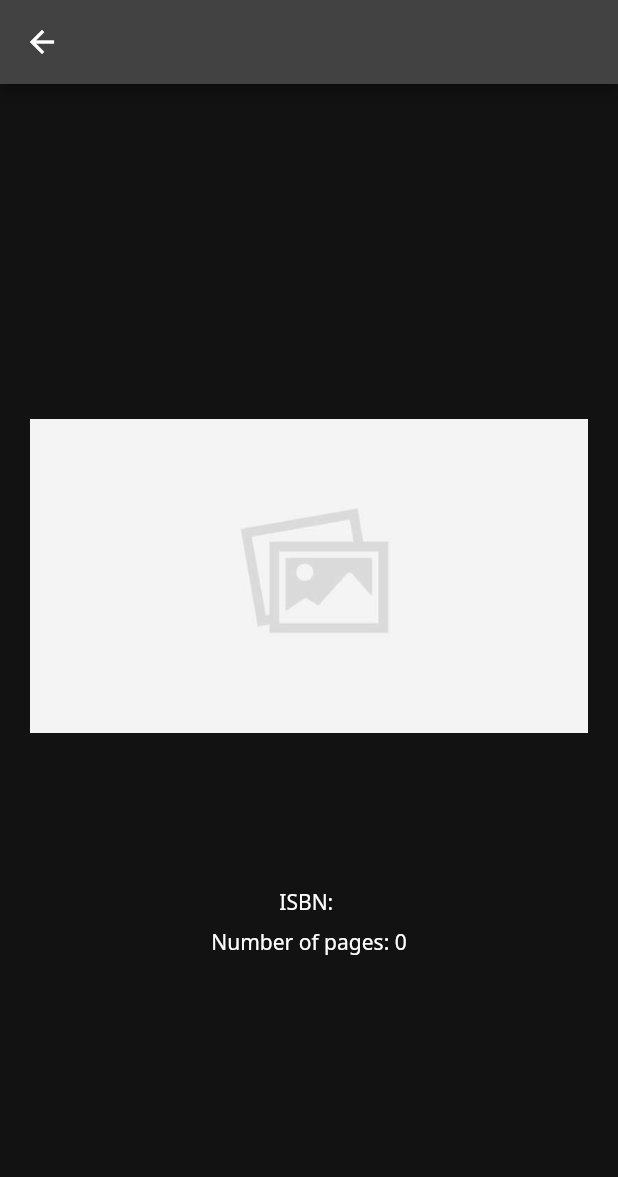
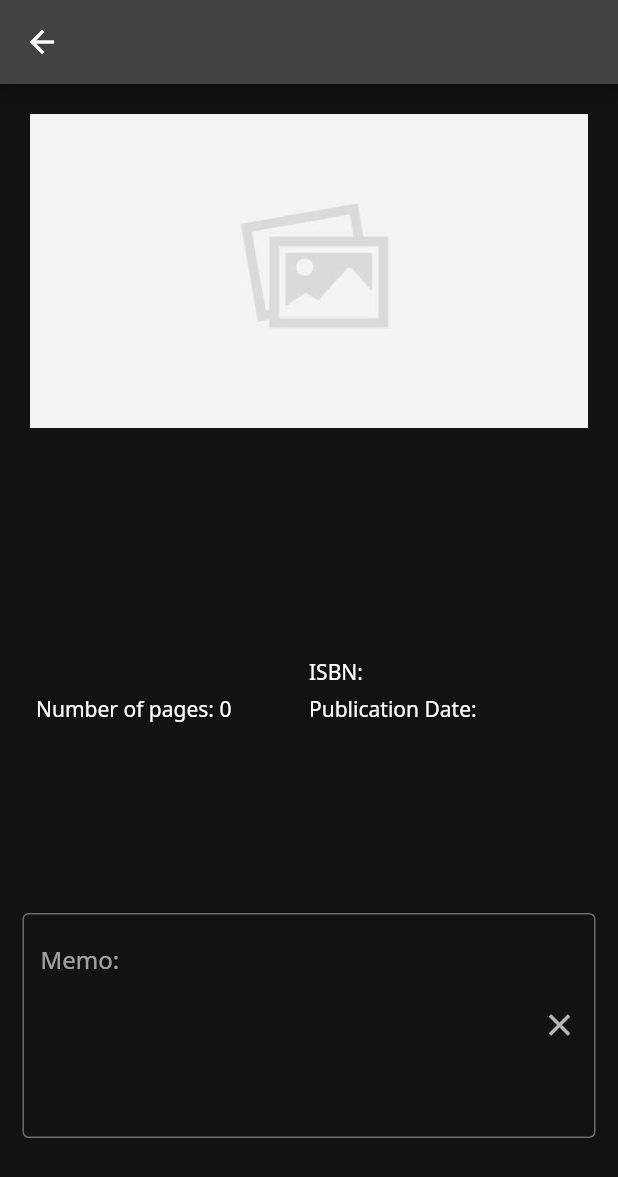
Before and after one commit to ahiroshima/book-list, a Flutter app: the DetailPage screen opened directly with empty values, on a phone screen of 412 x 824 dp. Shown: the top 1177 px of the screen. Run offline on Flutter 3.47's test engine with Material 2 defaults, Android fonts, the phone set to English and light mode, and no system bars; our stand-ins replace auto_route, cloud_firestore, dio, firebase_auth, firebase_core, firebase_crashlytics and 8 more; missing offline and left inert: barcode_scan2, dio_firebase_performance, enum_to_string, ua_client_hints; accounts and stored records are empty; generated files the repository leaves out were written again; network calls fail; project files that could hold a hidden picture were left out.

Commit message:
feat: add Memo on detail page

```diff
--- a/lib/l10n/intl_messages_en.arb
+++ b/lib/l10n/intl_messages_en.arb
@@ -29,5 +29,9 @@
   "uid": "UserId",
   "page": "Number of pages: ",
   "isbn": "ISBN: ",
+  "publicationDate": "Publication Date: ",
+  "publisher": "Publisher: ",
+  "author": "Author: ",
+  "memo": "Memo: ",
   "tabAll": "All: "
 }
--- a/lib/l10n/intl_messages_ja.arb
+++ b/lib/l10n/intl_messages_ja.arb
@@ -1,6 +1,6 @@
 {
   "@@locale": "ja",
-  "ok": "OK",
+  "ok": "ＯK",
   "cancel": "キャンセル",
   "home": "ホーム",
   "bookList": "本の一覧",
@@ -23,11 +23,15 @@
   "fetchFailed": "データの取得に失敗しました",
   "pleaseRetry": "もう一度お試しください",
   "noResult": "データがありません!",
-  "noTitle":  "No Title",
-  "displayName": "Display Name",
+  "noTitle":  "タイトルがありません",
+  "displayName": "表示名",
   "email": "メール",
   "uid": "ユーザID",
-  "page": "ページ数：",
-  "isbn": "ISBN: ",
+  "page": "ページ：",
+  "isbn": "ISBN  ：",
+  "publicationDate": "発売日：",
+  "publisher": "出版社：",
+  "author": "著者　：",
+  "memo": "メモ：",
   "tabAll": "全て"
 }
--- a/lib/ui/detail/detail_page.dart
+++ b/lib/ui/detail/detail_page.dart
@@ -21,63 +21,147 @@ class DetailPage extends HookConsumerWidget {
     final router = useRouter();
     final l10n = useL10n();
 
+    var _memoTextController = TextEditingController();
+    final _memoFocusNode = FocusNode();
+    _memoFocusNode.addListener(() {
+      if (_memoFocusNode.hasFocus) {
+        print('フォーカスした : ' + _memoTextController.text);
+      } else {
+        print('フォーカスが外れた : ' + _memoTextController.text);
+      }
+    });
+
     return Scaffold(
       appBar: AppBar(),
-      body: GestureDetector(
+      body: Column(
+        children: [
+          Expanded(
+            flex: 7,
+            child: SingleChildScrollView(
+              child: GestureDetector(
                 child: Center(
                   child: Padding(
                     padding: const EdgeInsets.all(20.0),
                     child: Column(
-              // 縦軸の中央にColumnを表示する為
-              mainAxisSize: MainAxisSize.min,
                       children: [
+                        // 画像
+                        networkImage(book.thumbnail, fit: BoxFit.cover),
+                        const Gap(50),
+                        // タイトル
                         Text(
                           book.title ?? l10n.noTitle,
                           style: theme.textTheme.h50.dense(),
                           overflow: TextOverflow.visible,
                         ),
                         const Gap(10),
+                        // サブタイトル
                         Text(
                           book.subtitle ?? '',
                           style: theme.textTheme.h40.dense(),
                           overflow: TextOverflow.ellipsis,
                         ),
                         const Gap(20),
-                networkImage(book.thumbnail),
-                const Gap(50),
+                        // 概要
                         Text(
                           book.description ?? '',
                           style: theme.textTheme.h30.dense(),
                           overflow: TextOverflow.visible,
                         ),
                         const Gap(10),
-                Text(
-                  book.authors!.isNotEmpty ? book.authors?.first ?? '' : '',
+                        Padding(
+                          padding: const EdgeInsets.all(4.0),
+                          child: Row(
+                            children: [
+                              Expanded(
+                                flex: 5,
+                                // 著者
+                                child: Text(
+                                  book.authors!.isNotEmpty
+                                      ? l10n.author + book.authors!.first
+                                      : '',
                                   style: theme.textTheme.h30.dense(),
                                   overflow: TextOverflow.visible,
                                 ),
-                const Gap(10),
-                Text(
+                              ),
+                              Expanded(
+                                flex: 5,
+                                // ISBN
+                                child: Text(
                                   l10n.isbn + book.isbn.toString(),
                                   style: theme.textTheme.h30.dense(),
                                 ),
-                const Gap(10),
-                Text(
+                              ),
+                            ],
+                          ),
+                        ),
+                        Padding(
+                          padding: const EdgeInsets.all(4.0),
+                          child: Row(children: [
+                            Expanded(
+                              flex: 5,
+                              // ページ数
+                              child: Text(
                                 l10n.page + book.pageCount.toString(),
                                 style: theme.textTheme.h30.dense(),
                               ),
-                const Gap(10),
-                Text(
-                  book.publishedDate?.toString() ?? '',
+                            ),
+                            Expanded(
+                              flex: 5,
+                              // 出版日
+                              child: Text(
+                                l10n.publicationDate +
+                                    (book.publishedDate?.toString() ?? ''),
                                 style: theme.textTheme.h30.dense(),
                               ),
-                const Gap(10),
+                            ),
+                          ]),
+                        ),
                       ],
                     ),
                   ),
                 ),
                 onTap: router.pop,
               ),
+            ),
+          ),
+          Expanded(
+            flex: 3,
+            child: SingleChildScrollView(
+              child: Center(
+                child: Padding(
+                  padding: const EdgeInsets.all(15.0),
+                  child: Column(
+                    children: [
+                      // メモ
+                      TextField(
+                        controller: _memoTextController,
+                        focusNode: _memoFocusNode,
+                        keyboardType: TextInputType.multiline,
+                        decoration: InputDecoration(
+                          border: const OutlineInputBorder(),
+                          labelText: l10n.memo,
+                          alignLabelWithHint: true,
+                          suffixIcon: IconButton(
+                            icon: const Icon(Icons.clear),
+                            onPressed: () {
+                              _memoTextController.clear();
+                            },
+                          ),
+                        ),
+                        maxLines: null,
+                        minLines: 5,
+                        onSubmitted: (memo) {
+                          print('on Submitted!' + ':' + memo);
+                        },
+                      ),
+                    ],
+                  ),
+                ),
+              ),
+            ),
+          ),
+        ],
+      ),
     );
   }
 }
```
Lines whose indentation alone changed are shown as unchanged.
